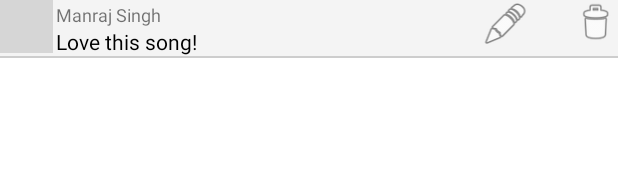
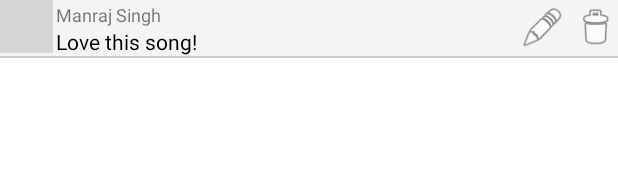
Before and after one commit to MeloCommunity/android, an Android app: the layout item_comment.xml on its own in the app's theme, with its tools: preview values and no code run, on a phone screen of 412 x 824 dp. Shown: the top 193 px of the screen. Run offline under Robolectric (Android 15) with nearby library versions, the phone set to English and light mode, and no system bars; network calls fail; grey boxes are pictures that could not be loaded.

Commit message:
navigation order changed, buttons refresh fixed

```diff
--- a/app/src/main/java/com/example/melocommunity/adapters/CommentsAdapter.java
+++ b/app/src/main/java/com/example/melocommunity/adapters/CommentsAdapter.java
@@ -129,6 +129,7 @@ public class CommentsAdapter extends RecyclerView.Adapter<CommentsAdapter.ViewHo
                                 object.deleteInBackground(e2 -> {
                                     if(e2==null & comment.getUserID().equals(userID)){
                                         Toast.makeText(context, "Delete Successful", Toast.LENGTH_SHORT).show();
+                                        comments.remove(comment);
                                         notifyDataSetChanged();
                                     }else{
                                         //Something went wrong while deleting the Object
@@ -152,7 +153,7 @@ public class CommentsAdapter extends RecyclerView.Adapter<CommentsAdapter.ViewHo
                     alertDialogBuilder.setTitle("Edit Comment");
                     alertDialogBuilder.setCancelable(true);
                     //We are setting our custom popup view by AlertDialog.Builder
-                    LayoutInflater inflater = (LayoutInflater) context.getSystemService(context.LAYOUT_INFLATER_SERVICE);
+                    LayoutInflater inflater = (LayoutInflater) context.getSystemService(Context.LAYOUT_INFLATER_SERVICE);
                     View dialogView = inflater.inflate(R.layout.edit_alert_dialogbox, null);
                     alertDialogBuilder.setView(dialogView);
                     etEditComment = dialogView.findViewById(R.id.etEditComment);
@@ -172,6 +173,7 @@ public class CommentsAdapter extends RecyclerView.Adapter<CommentsAdapter.ViewHo
                             else {
                                 SaveEdit(etEditComment.getText().toString());
                                 alertDialog.cancel();
+                                comment.setDescription(etEditComment.getText().toString());
                                 notifyDataSetChanged();
                             }
                         }
--- a/app/src/main/java/com/example/melocommunity/adapters/FeedSongsAdapter.java
+++ b/app/src/main/java/com/example/melocommunity/adapters/FeedSongsAdapter.java
@@ -3,11 +3,13 @@ package com.example.melocommunity.adapters;
 import android.content.Context;
 import android.content.Intent;
 import android.content.SharedPreferences;
+import android.database.DataSetObserver;
 import android.util.Log;
 import android.view.LayoutInflater;
 import android.view.MotionEvent;
 import android.view.View;
 import android.view.ViewGroup;
+import android.widget.BaseAdapter;
 import android.widget.Button;
 import android.widget.EditText;
 import android.widget.ImageView;
@@ -201,6 +203,8 @@ public class FeedSongsAdapter extends RecyclerView.Adapter<FeedSongsAdapter.View
             allComments = new ArrayList<>();
             commentsAdapter = new CommentsAdapter(context, allComments);
 
+
+
             // Steps to use the recycler view:
             // 0. create layout for one row in the list
             // 1. create the adapter
@@ -210,6 +214,7 @@ public class FeedSongsAdapter extends RecyclerView.Adapter<FeedSongsAdapter.View
             // 4. set the layout manager on the recycler view
             rvComments.setLayoutManager(new LinearLayoutManager(context));
             queryComments(feedSong.getId());
+
 
             //On click that sends the information to postComment
             btnPost3.setOnClickListener(new View.OnClickListener() {
--- a/app/src/main/res/layout/item_comment.xml
+++ b/app/src/main/res/layout/item_comment.xml
@@ -30,9 +30,9 @@
         android:layout_alignParentTop="true"
         android:layout_alignParentEnd="true"
         android:layout_marginStart="0dp"
-        android:layout_marginTop="0dp"
+        android:layout_marginTop="3dp"
         android:layout_marginEnd="0dp"
-        android:foregroundGravity="center|center_horizontal"
+        android:foregroundGravity="center_vertical|center|center_horizontal"
         android:textAlignment="center"
         android:visibility="invisible"
         app:srcCompat="@android:drawable/ic_menu_delete"
@@ -74,14 +74,14 @@
 
     <ImageView
         android:id="@+id/btnEdit"
-        android:layout_width="50dp"
-        android:layout_height="wrap_content"
+        android:layout_width="30dp"
+        android:layout_height="30dp"
         android:layout_alignParentTop="true"
-        android:layout_alignParentEnd="true"
         android:layout_marginStart="0dp"
-        android:layout_marginTop="0dp"
-        android:layout_marginEnd="50dp"
-        android:foregroundGravity="center|center_horizontal"
+        android:layout_marginTop="3dp"
+        android:layout_marginEnd="5dp"
+        android:layout_toStartOf="@+id/btnDelete"
+        android:foregroundGravity="center_vertical|center|center_horizontal"
         android:textAlignment="center"
         android:visibility="invisible"
         app:srcCompat="@android:drawable/ic_menu_edit"
--- a/app/src/main/res/menu/menu_bottom_navigation.xml
+++ b/app/src/main/res/menu/menu_bottom_navigation.xml
@@ -8,14 +8,14 @@
         android:title="Feed"
         app:showAsAction="always" />
     <item
+        android:id="@+id/action_search"
+        android:icon="@drawable/ic_baseline_search_24"
+        android:title="Search"
+        app:showAsAction="always" />
+    <item
         android:id="@+id/action_account"
         android:icon="@drawable/ic_baseline_account_circle_24"
         android:title="Account"
         app:showAsAction="always" />
-    <item
-        android:id="@+id/action_search"
-        android:icon="@drawable/ic_baseline_search_24"
-        android:title="Search"
-        app:showAsAction="always" />
 
 </menu>
```
